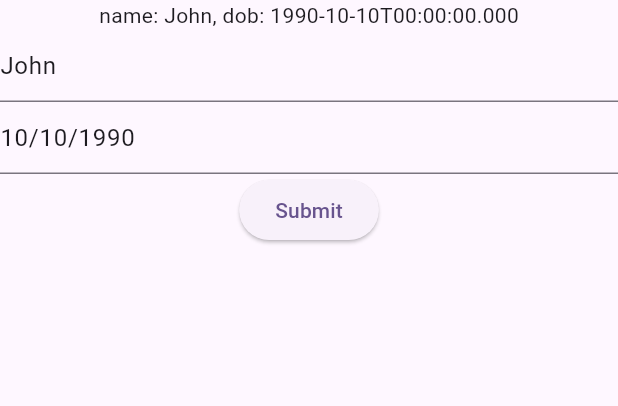
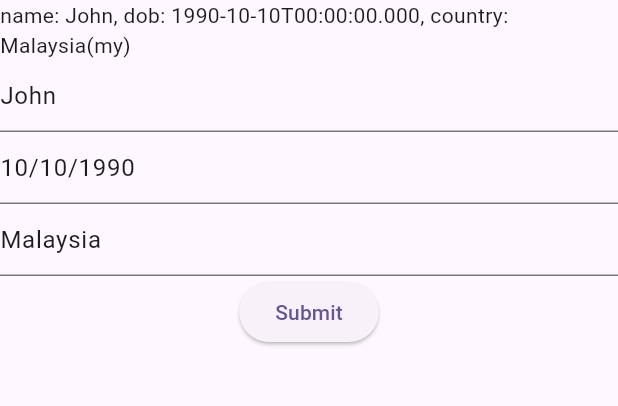
Before and after one commit to enhan2020/stateful_form, a Flutter app: the screen it shows after launch, on a phone screen of 412 x 824 dp, the part 84-490 px from its top. Run offline on Flutter 3.47's test engine with Material 2 defaults, Android fonts, the phone set to English and light mode, and no system bars.

Commit message:
add example for dropdown list

```diff
--- a/lib/main.dart
+++ b/lib/main.dart
@@ -30,7 +30,22 @@ class MyHomePage extends StatefulWidget {
 }
 
 class _MyHomePageState extends State<MyHomePage> {
-  Contact? contact = Contact(name: 'John', dob: DateTime(1990, 10, 10));
+  final List<Country> countryList = const [
+    Country(label: 'Malaysia', code: 'my'),
+    Country(label: 'Singapore', code: 'sg'),
+    Country(label: 'Indonesia', code: 'id'),
+  ];
+
+  Contact? contact;
+  @override
+  void initState() {
+    super.initState();
+    contact = Contact(
+      name: 'John',
+      dob: DateTime(1990, 10, 10),
+      country: countryList.first,
+    );
+  }
 
   @override
   Widget build(BuildContext context) {
@@ -48,12 +63,14 @@ class _MyHomePageState extends State<MyHomePage> {
                 initData: contact,
                 onDatePicker: _showDatePicker,
                 dateFormatter: _dateFormatter,
+                countryList: countryList,
+                onCountryPicker: _showCountryPicker,
                 onSave: (value) => setState(() => contact = value),
               ),
             ),
           ),
         ],
-      ), // This trailing comma makes auto-formatting nicer for build methods.
+      ),
     );
   }
 
@@ -68,8 +85,35 @@ class _MyHomePageState extends State<MyHomePage> {
   }
 
   String? _dateFormatter(DateTime? dateTime) {
-    if(dateTime == null) return null;
+    if (dateTime == null) return null;
     return '${dateTime.day}/${dateTime.month}/${dateTime.year}';
+  }
+
+  Future<Country?> _showCountryPicker(List<Country> data, Country? selected) async {
+    return await showModalBottomSheet<Country>(
+      context: context,
+      builder: (context) {
+        return ConstrainedBox(
+          constraints: BoxConstraints(maxHeight: MediaQuery.sizeOf(context).height * 0.6),
+          child: SingleChildScrollView(
+            child: Column(
+              crossAxisAlignment: CrossAxisAlignment.stretch,
+              mainAxisSize: MainAxisSize.min,
+              children: data //
+                  .map(
+                    (country) => InkWell(
+                      onTap: () => Navigator.of(context).pop(country),
+                      child: ListTile(
+                        title: Text(country.label),
+                      ),
+                    ),
+                  )
+                  .toList(),
+            ),
+          ),
+        );
+      },
+    );
   }
 }
 
@@ -77,6 +121,8 @@ class CustomForm extends StatefulWidget {
   final Contact? initData;
   final Future<DateTime?> Function(DateTime?)? onDatePicker;
   final String? Function(DateTime?)? dateFormatter;
+  final List<Country>? countryList;
+  final Future<Country?> Function(List<Country> data, Country? selected)? onCountryPicker;
   final void Function(Contact)? onSave;
 
   const CustomForm({
@@ -85,6 +131,8 @@ class CustomForm extends StatefulWidget {
     required this.onSave,
     this.onDatePicker,
     this.dateFormatter,
+    this.countryList,
+    this.onCountryPicker,
   });
 
   @override
@@ -96,6 +144,8 @@ class _CustomFormState extends State<CustomForm> {
   String _name = 'default first';
   DateTime? _dob;
   TextEditingController? _dobController;
+  Country? _country;
+  TextEditingController? _countryController;
 
   @override
   void initState() {
@@ -103,9 +153,11 @@ class _CustomFormState extends State<CustomForm> {
     if (widget.initData != null) {
       _name = widget.initData!.name ?? '';
       _dob = widget.initData!.dob;
+      _country = widget.initData!.country;
     }
 
-    _dobController = TextEditingController(text: widget.dateFormatter?.call(_dob) ?? _dob!.toIso8601String());
+    _dobController = TextEditingController(text: widget.dateFormatter?.call(_dob) ?? _dob?.toIso8601String());
+    _countryController = TextEditingController(text: _country?.label);
   }
 
   @override
@@ -129,6 +181,17 @@ class _CustomFormState extends State<CustomForm> {
               }
             },
           ),
+          TextFormField(
+            controller: _countryController,
+            readOnly: true,
+            onTap: () async {
+              final res = await widget.onCountryPicker?.call(widget.countryList ?? [], _country);
+              if (res != null) {
+                _country = res;
+                _countryController?.text = _country!.label;
+              }
+            },
+          ),
           ElevatedButton(
             onPressed: () {
               formKey.currentState?.save();
@@ -136,6 +199,7 @@ class _CustomFormState extends State<CustomForm> {
                 Contact(
                   name: _name,
                   dob: _dob,
+                  country: _country,
                 ),
               );
             },
@@ -156,14 +220,23 @@ class _CustomFormState extends State<CustomForm> {
 class Contact {
   final String? name;
   final DateTime? dob;
+  final Country? country;
 
   const Contact({
-    required this.name,
-    required this.dob,
+    this.name,
+    this.dob,
+    this.country,
   });
 
   @override
   String toString() {
-    return 'name: $name, dob: ${dob?.toIso8601String()}';
+    return 'name: $name, dob: ${dob?.toIso8601String()}, country: ${country?.label}(${country?.code})';
   }
 }
+
+class Country {
+  final String code;
+  final String label;
+
+  const Country({required this.code, required this.label});
+}
```
